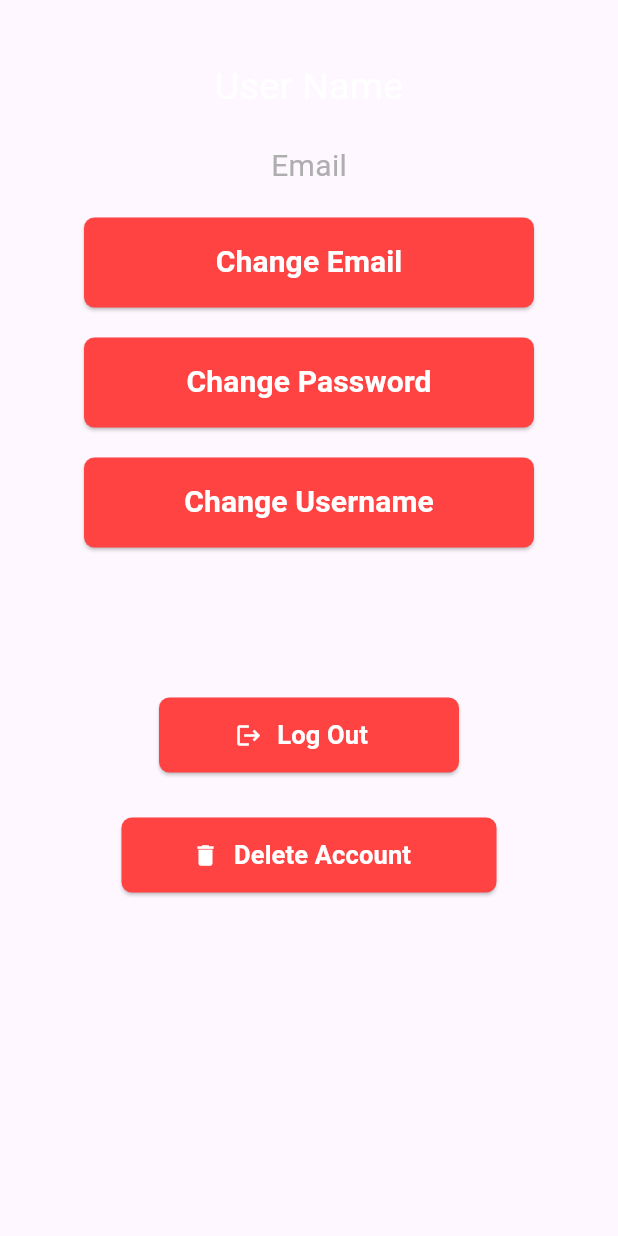
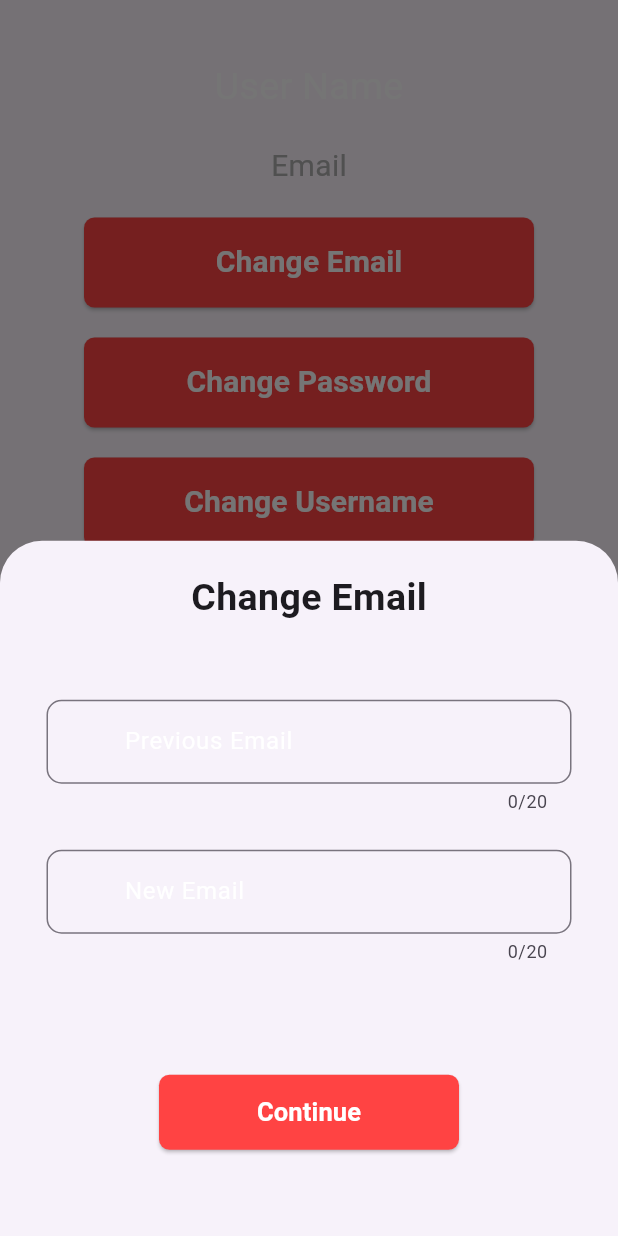
Before and after one commit to da-wit/flutter-2024-CinemaMate, a Flutter app: the UserProfile widget shown alone on an empty page, opened directly, after a tap on "Change Email", on a phone screen of 412 x 824 dp. Run offline on Flutter 3.47's test engine with Material 3 defaults, Android fonts, the phone set to English and light mode, and no system bars; our stand-ins replace google_fonts, transparent_image.

Commit message:
Edited user profile and bottom navbar

```diff
--- a/cinema_mate/lib/presentation/screens/user/user_profile.dart
+++ b/cinema_mate/lib/presentation/screens/user/user_profile.dart
@@ -2,6 +2,7 @@ import 'package:flutter/material.dart';
 
 import 'package:cinema_mate/presentation/widgets/buttons.dart';
 import 'package:cinema_mate/presentation/widgets/app_color.dart';
+import 'package:cinema_mate/presentation/widgets/field.dart';
 
 final newColor = AppColor();
 
@@ -30,7 +31,42 @@ class UserProfile extends StatelessWidget {
           AppButton(
             title: 'Change Email',
             width: 300,
-            onPressed: () {},
+            onPressed: () {
+              showModalBottomSheet(
+                context: context,
+                constraints: const BoxConstraints(minHeight: 700),
+                builder: (context) {
+                  return SingleChildScrollView(
+                    child: Container(
+                      width: double.infinity,
+                      padding: const EdgeInsets.all(20),
+                      child: Center(
+                        child: Column(
+                          children: [
+                            const Text(
+                              'Change Email',
+                              style: TextStyle(
+                                fontWeight: FontWeight.bold,
+                                fontSize: 25,
+                              ),
+                            ),
+                            const SizedBox(height: 50),
+                            const Field(title: 'Previous Email'),
+                            const Field(title: 'New Email'),
+                            const SizedBox(height: 50),
+                            AppButton(
+                              title: 'Continue',
+                              width: 200,
+                              onPressed: () {},
+                            )
+                          ],
+                        ),
+                      ),
+                    ),
+                  );
+                },
+              );
+            },
             height: 60,
             textSize: 20,
           ),
--- a/cinema_mate/lib/presentation/widgets/buttons.dart
+++ b/cinema_mate/lib/presentation/widgets/buttons.dart
@@ -46,7 +46,7 @@ class AppButton extends StatelessWidget {
       width: width,
       height: height,
       child: ElevatedButton(
-        onPressed: () {},
+        onPressed: onPressed,
         style: ElevatedButton.styleFrom(
           backgroundColor: newColor.primary,
           foregroundColor: newColor.white,
--- a/cinema_mate/pubspec.yaml
+++ b/cinema_mate/pubspec.yaml
@@ -35,6 +35,7 @@ dependencies:
     # Use with the CupertinoIcons class for iOS style icons.
     cupertino_icons: ^1.0.6
     transparent_image: ^2.0.1
+    google_fonts: ^6.2.1
 
 dev_dependencies:
     flutter_test:
```
Also changed, not shown: cinema_mate/lib/presentation/screens/user/user_tab_bar.dart (+8 -4 lines), cinema_mate/pubspec.lock, 1 other file.
